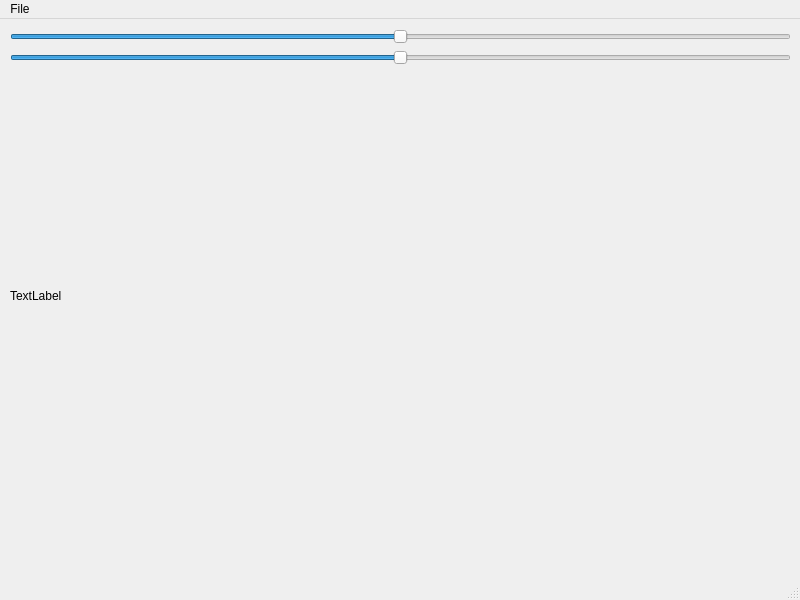
First picture: the form in linear-and-nonlinear-contrast/mainwindow.ui, repository vvvvvvvector/graphics-and-images-processing, before the edit.
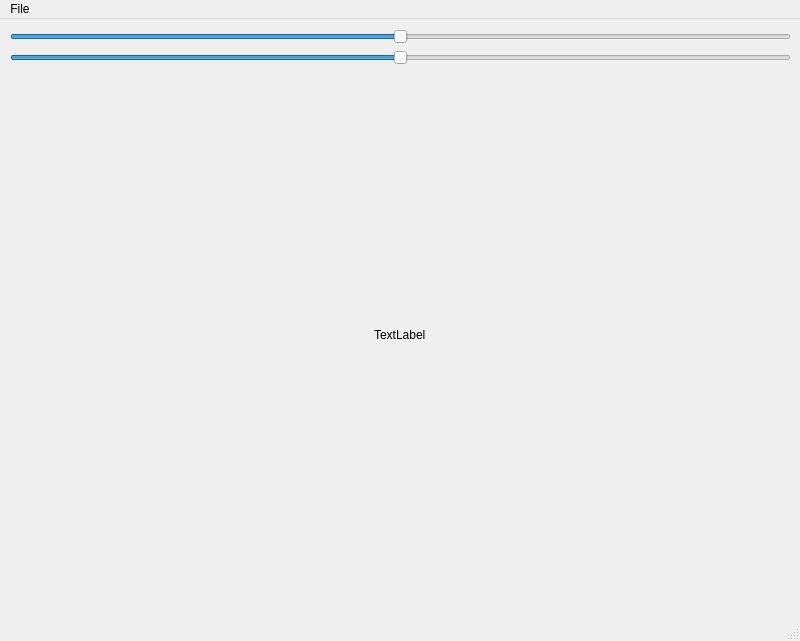
Second picture: the form after the edit.

Commit message: now lab is working

Patch:
```diff
--- a/linear-and-nonlinear-contrast/mainwindow.ui
+++ b/linear-and-nonlinear-contrast/mainwindow.ui
@@ -7,7 +7,7 @@
     <x>0</x>
     <y>0</y>
     <width>800</width>
-    <height>600</height>
+    <height>641</height>
    </rect>
   </property>
   <property name="windowTitle">
@@ -20,7 +20,7 @@
       <x>10</x>
       <y>10</y>
       <width>781</width>
-      <height>491</height>
+      <height>571</height>
      </rect>
     </property>
     <layout class="QVBoxLayout" name="verticalLayout">
@@ -56,7 +56,7 @@
        </property>
       </widget>
      </item>
-     <item>
+     <item alignment="Qt::AlignHCenter|Qt::AlignVCenter">
       <widget class="QLabel" name="image">
        <property name="text">
         <string>TextLabel</string>
```
The commit also changes 1 other file.
